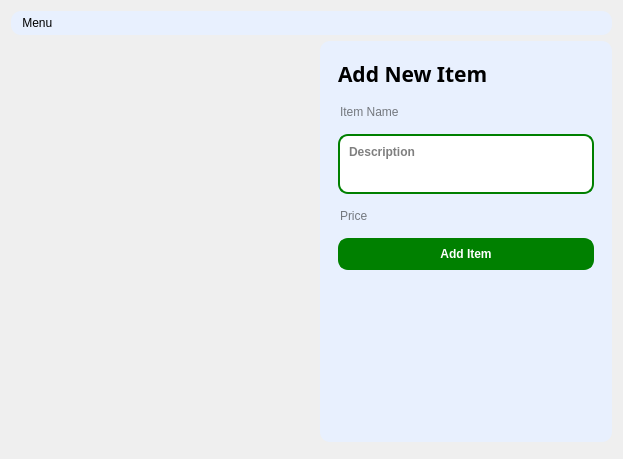
Before: the Qt Designer form menu.ui in GitGudCode440/restaurant-management-system, drawn with Qt 5.
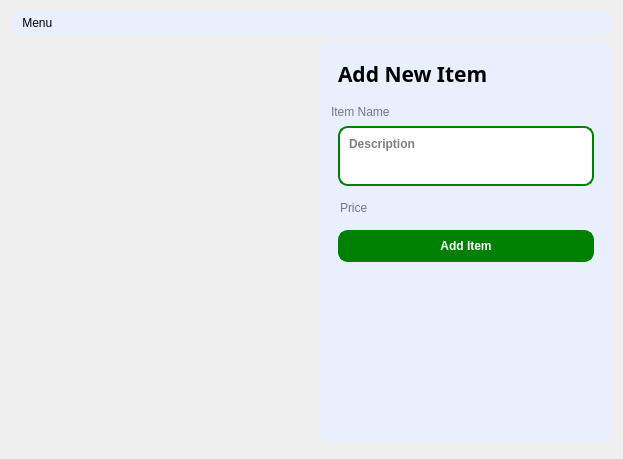
After: the same form once the commit is applied.

The edit to the form file:
```diff
--- a/menu.ui
+++ b/menu.ui
@@ -83,6 +83,13 @@
         </layout>
        </widget>
       </item>
+      <item>
+       <widget class="QLineEdit" name="ItemName">
+        <property name="placeholderText">
+         <string>Item Name</string>
+        </property>
+       </widget>
+      </item>
       <item>
        <widget class="QFrame" name="frame_12">
         <property name="sizePolicy">
@@ -113,13 +120,6 @@
          <property name="bottomMargin">
           <number>0</number>
          </property>
-         <item>
-          <widget class="QLineEdit" name="ItemName">
-           <property name="placeholderText">
-            <string>Item Name</string>
-           </property>
-          </widget>
-         </item>
          <item>
           <widget class="QTextEdit" name="Description">
            <property name="maximumSize">
```
